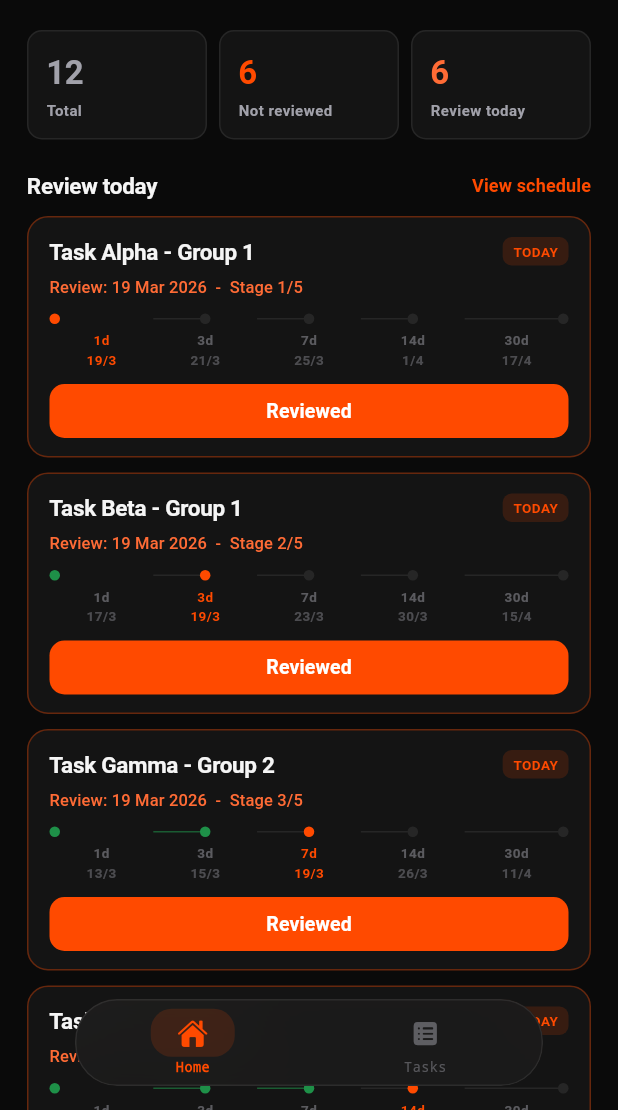
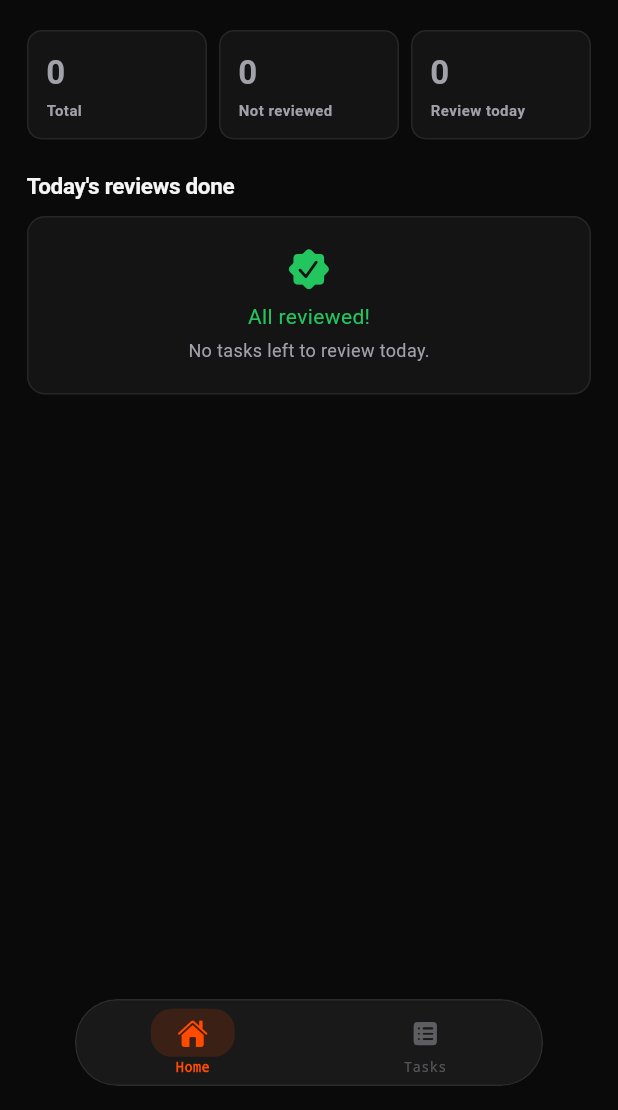
Before and after one commit to tuanchan/test1, a Flutter app: the screen it shows after launch, on a phone screen of 412 x 824 dp, the part 126-1236 px from its top. Run offline on Flutter 3.47's test engine with Material 3 defaults, Android fonts, the phone set to English and light mode, and no system bars; our stand-ins replace shared_preferences; Roboto replaces fonts that are missing (System).

Commit message:
add full project

```diff
--- a/lib/app.dart
+++ b/lib/app.dart
@@ -1,6 +1,7 @@
 import 'package:flutter/cupertino.dart';
 import 'package:flutter/material.dart';
 import 'package:provider/provider.dart';
+
 import 'state/task_store.dart';
 import 'theme/app_theme.dart';
 import 'widgets/blur_tab_bar_shell.dart';
@@ -16,8 +17,26 @@ class App extends StatelessWidget {
         title: 'SpacedRep',
         debugShowCheckedModeBanner: false,
         theme: buildAppTheme(),
-        home: const BlurTabBarShell(),
+        home: const _AppLoader(),
       ),
     );
   }
 }
+
+class _AppLoader extends StatelessWidget {
+  const _AppLoader();
+
+  @override
+  Widget build(BuildContext context) {
+    final store = context.watch<TaskStore>();
+    if (!store.isLoaded) {
+      return Scaffold(
+        backgroundColor: AppColors.background,
+        body: const Center(
+          child: CircularProgressIndicator(color: AppColors.accent),
+        ),
+      );
+    }
+    return const BlurTabBarShell();
+  }
+}
--- a/lib/data/demo_tasks.dart
+++ b/lib/data/demo_tasks.dart
@@ -1,35 +1,3 @@
 import '../models/review_task.dart';
 
-List<ReviewTask> buildDemoTasks() {
-  final now = DateTime.now();
-  return [
-    ReviewTask(id: '1', title: 'Task Alpha - Group 1',
-        isLearned: true, learnedAt: now.subtract(const Duration(days: 1)),
-        currentStageIndex: 0),
-    ReviewTask(id: '2', title: 'Task Beta - Group 1',
-        isLearned: true, learnedAt: now.subtract(const Duration(days: 3)),
-        currentStageIndex: 1),
-    ReviewTask(id: '3', title: 'Task Gamma - Group 2',
-        isLearned: true, learnedAt: now.subtract(const Duration(days: 7)),
-        currentStageIndex: 2),
-    ReviewTask(id: '4', title: 'Task Delta - Group 2',
-        isLearned: true, learnedAt: now.subtract(const Duration(days: 14)),
-        currentStageIndex: 3),
-    ReviewTask(id: '5', title: 'Task Epsilon - Group 3'),
-    ReviewTask(id: '6', title: 'Task Zeta - Group 3'),
-    // Stage 30d done -> isCompleted = true -> no longer appears as due
-    ReviewTask(id: '7', title: 'Task Eta - Group 4',
-        isLearned: true, learnedAt: now.subtract(const Duration(days: 30)),
-        currentStageIndex: kReviewSteps.length, // sentinel done
-        isCompleted: true),
-    ReviewTask(id: '8', title: 'Task Theta - Group 4'),
-    ReviewTask(id: '9', title: 'Task Iota - Group 5',
-        isLearned: true, learnedAt: now.subtract(const Duration(days: 2)),
-        currentStageIndex: 0),
-    ReviewTask(id: '10', title: 'Task Kappa - Group 5'),
-    ReviewTask(id: '11', title: 'Task Lambda - Group 6',
-        isLearned: true, learnedAt: now.subtract(const Duration(days: 6)),
-        currentStageIndex: 1),
-    ReviewTask(id: '12', title: 'Task Mu - Group 6'),
-  ];
-}
+List<ReviewTask> buildDemoTasks() => [];
--- a/lib/models/review_task.dart
+++ b/lib/models/review_task.dart
@@ -7,8 +7,8 @@ class ReviewTask {
   String title;
   bool isLearned;
   DateTime? learnedAt;
-  int currentStageIndex; // -1 = chưa học, 0..4 = đang ở mốc, 5 = hoàn thành tất cả mốc
-  bool isCompleted; // true khi đã ôn xong mốc 30d
+  int currentStageIndex;
+  bool isCompleted;
 
   ReviewTask({
     required this.id,
@@ -19,10 +19,32 @@ class ReviewTask {
     this.isCompleted = false,
   });
 
+  Map<String, dynamic> toJson() => {
+        'id': id,
+        'title': title,
+        'isLearned': isLearned,
+        'learnedAt': learnedAt?.millisecondsSinceEpoch,
+        'currentStageIndex': currentStageIndex,
+        'isCompleted': isCompleted,
+      };
+
+  static ReviewTask fromJson(Map<String, dynamic> json) => ReviewTask(
+        id: json['id'] as String,
+        title: json['title'] as String,
+        isLearned: json['isLearned'] as bool? ?? false,
+        learnedAt: json['learnedAt'] != null
+            ? DateTime.fromMillisecondsSinceEpoch(json['learnedAt'] as int)
+            : null,
+        currentStageIndex: json['currentStageIndex'] as int? ?? -1,
+        isCompleted: json['isCompleted'] as bool? ?? false,
+      );
+
   int? get currentStepDay {
     if (!isLearned) return null;
     if (isCompleted) return null;
-    if (currentStageIndex < 0 || currentStageIndex >= kReviewSteps.length) return null;
+    if (currentStageIndex < 0 || currentStageIndex >= kReviewSteps.length) {
+      return null;
+    }
     return kReviewSteps[currentStageIndex];
   }
 
@@ -32,7 +54,7 @@ class ReviewTask {
   }
 
   bool get isDueToday {
-    if (isCompleted) return false; // đã hoàn thành → không còn due
+    if (isCompleted) return false;
     final next = nextReviewDate;
     if (next == null) return false;
     final now = DateTime.now();
@@ -72,13 +94,11 @@ class ReviewTask {
     currentStageIndex = -1;
   }
 
-  // Advance lên mốc tiếp theo; nếu đang ở mốc cuối (30d) thì mark completed
   void advanceStage() {
     if (isCompleted) return;
     if (currentStageIndex >= kReviewSteps.length - 1) {
-      // Đã ôn xong mốc 30d → hoàn thành
       isCompleted = true;
-      currentStageIndex = kReviewSteps.length; // 5 = sentinel "done"
+      currentStageIndex = kReviewSteps.length;
     } else {
       currentStageIndex++;
     }
--- a/lib/state/task_store.dart
+++ b/lib/state/task_store.dart
@@ -1,11 +1,45 @@
+import 'dart:convert';
+
 import 'package:flutter/foundation.dart';
+import 'package:shared_preferences/shared_preferences.dart';
+
+import '../data/demo_tasks.dart';
 import '../models/review_task.dart';
-import '../data/demo_tasks.dart';
+
+const _kTasksKey = 'tasks_v1';
 
 class TaskStore extends ChangeNotifier {
-  List<ReviewTask> _tasks = buildDemoTasks();
-  // Track tasks đã ôn xong hôm nay (ẩn khỏi home)
+  List<ReviewTask> _tasks = [];
   final Set<String> _reviewedTodayIds = {};
+  bool _loaded = false;
+
+  TaskStore() {
+    _loadTasks();
+  }
+
+  bool get isLoaded => _loaded;
+
+  Future<void> _loadTasks() async {
+    final prefs = await SharedPreferences.getInstance();
+    final raw = prefs.getString(_kTasksKey);
+    if (raw != null && raw.isNotEmpty) {
+      final list = jsonDecode(raw) as List<dynamic>;
+      _tasks = list
+          .map((e) => ReviewTask.fromJson(Map<String, dynamic>.from(e as Map)))
+          .toList();
+    } else {
+      _tasks = buildDemoTasks();
+      await _saveTasks();
+    }
+    _loaded = true;
+    notifyListeners();
+  }
+
+  Future<void> _saveTasks() async {
+    final prefs = await SharedPreferences.getInstance();
+    final raw = jsonEncode(_tasks.map((t) => t.toJson()).toList());
+    await prefs.setString(_kTasksKey, raw);
+  }
 
   List<ReviewTask> get tasks => List.unmodifiable(_tasks);
 
@@ -13,11 +47,9 @@ class TaskStore extends ChangeNotifier {
 
   List<ReviewTask> get dueTodayTasks => _tasks.where((t) => t.isDueToday).toList();
 
-  // Task đến hạn hôm nay nhưng chưa bấm "Đã ôn" → hiện trên Home
   List<ReviewTask> get pendingReviewTasks =>
       _tasks.where((t) => t.isDueToday && !_reviewedTodayIds.contains(t.id)).toList();
 
-  // Số task chưa ôn (đến hạn mà chưa ôn)
   int get notReviewedCount => pendingReviewTasks.length;
 
   int get totalCount => _tasks.length;
@@ -32,6 +64,7 @@ class TaskStore extends ChangeNotifier {
     final idx = _tasks.indexWhere((t) => t.id == id);
     if (idx == -1) return;
     _tasks[idx].markLearned();
+    _saveTasks();
     notifyListeners();
   }
 
@@ -40,15 +73,16 @@ class TaskStore extends ChangeNotifier {
     if (idx == -1) return;
     _tasks[idx].cancelLearned();
     _reviewedTodayIds.remove(id);
+    _saveTasks();
     notifyListeners();
   }
 
-  // Đánh dấu đã ôn hôm nay → ẩn khỏi home, advance stage
   void markReviewedToday(String id) {
     final idx = _tasks.indexWhere((t) => t.id == id);
     if (idx == -1) return;
     _reviewedTodayIds.add(id);
     _tasks[idx].advanceStage();
+    _saveTasks();
     notifyListeners();
   }
 
@@ -56,6 +90,7 @@ class TaskStore extends ChangeNotifier {
     final id = DateTime.now().millisecondsSinceEpoch.toString();
     final task = ReviewTask(id: id, title: title)..markLearned();
     _tasks.insert(0, task);
+    _saveTasks();
     notifyListeners();
   }
 
@@ -63,12 +98,14 @@ class TaskStore extends ChangeNotifier {
     final idx = _tasks.indexWhere((t) => t.id == id);
     if (idx == -1) return;
     _tasks[idx].title = newTitle;
+    _saveTasks();
     notifyListeners();
   }
 
   void deleteTask(String id) {
     _tasks.removeWhere((t) => t.id == id);
     _reviewedTodayIds.remove(id);
+    _saveTasks();
     notifyListeners();
   }
 }
--- a/pubspec.yaml
+++ b/pubspec.yaml
@@ -12,6 +12,7 @@ dependencies:
   flutter:
     sdk: flutter
   provider: ^6.1.1
+  shared_preferences: ^2.3.2
   cupertino_icons: ^1.0.8
 
 dev_dependencies:
```
Also changed, not shown: pubspec.lock, 1 other file.
